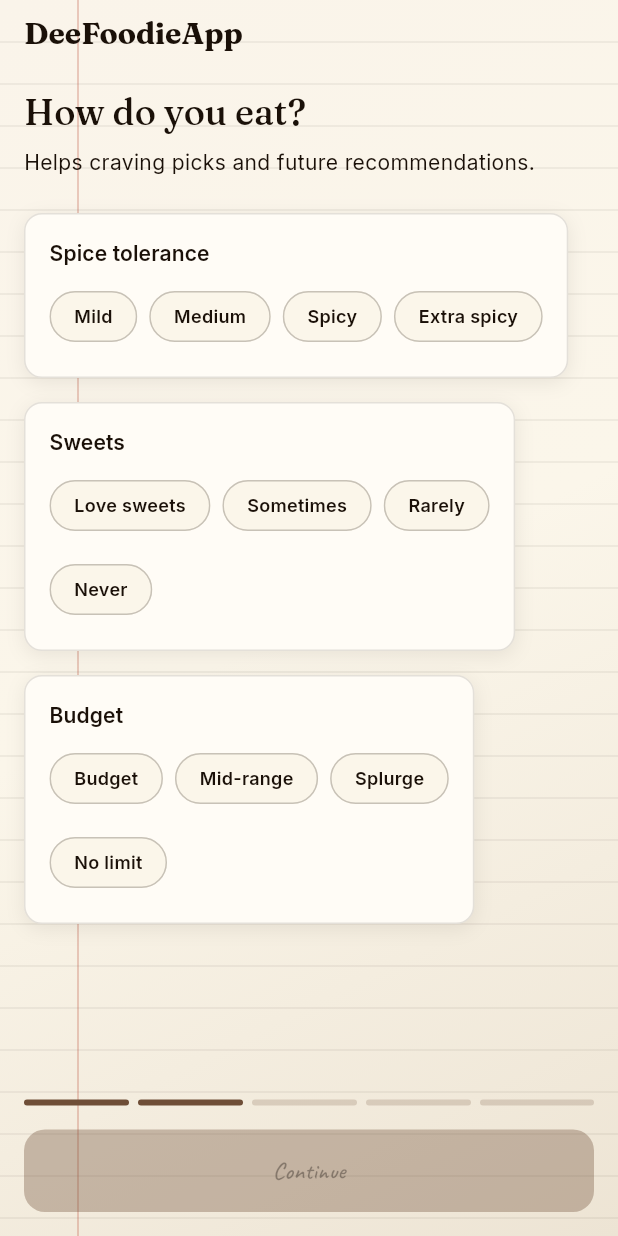
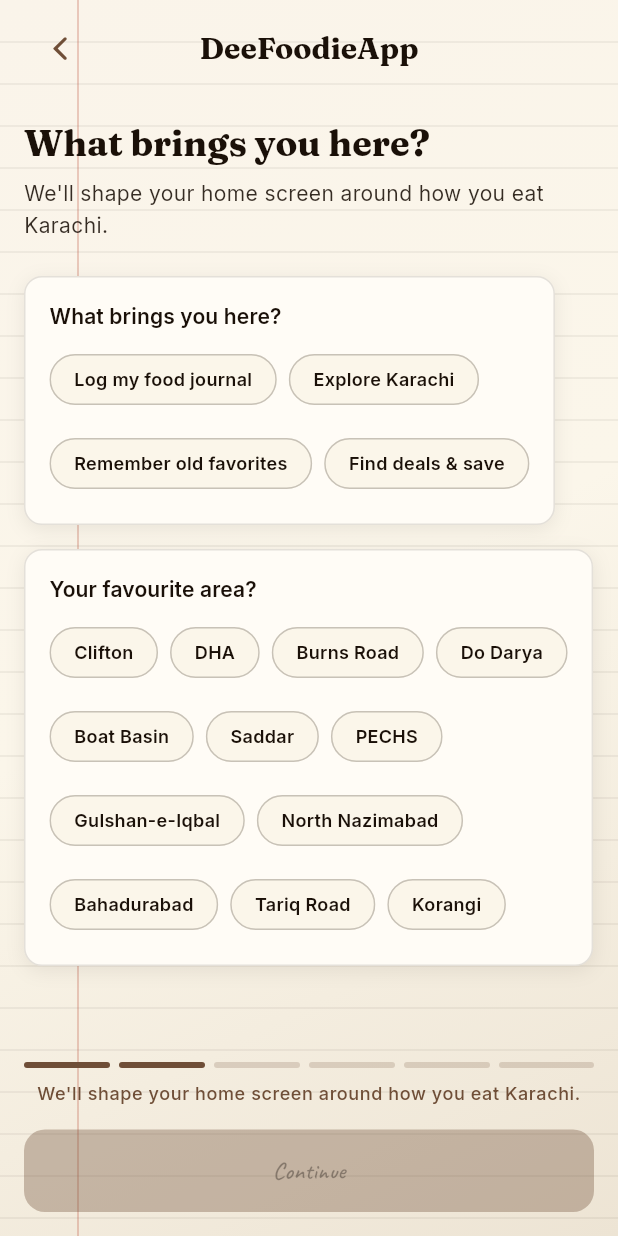
Before and after one commit to shamikhahmed/DeeFoodieApp, a Flutter app: the screen it shows after launch, swiped to page 2, on a phone screen of 412 x 824 dp. Run offline on Flutter 3.47's test engine with Material 3 defaults, Android fonts, the phone set to English and light mode, and no system bars; our stand-ins replace cached_network_image, file_picker, flutter_map, flutter_riverpod, flutter_svg, go_router and 6 more; missing offline and left inert: real_page_flip; network calls fail.

Commit message:
fix(mobile): reorder onboarding flow and wire answers to home
Restore intent, area, craving, and mood steps in logical order; save them to prefs for home personalization; add back navigation, validation hints, and consistent ink text styling.

Co-authored-by: Cursor <cursoragent@cursor.com>

```diff
--- /dev/null
+++ b/mobile/lib/constants/onboarding_options.dart
@@ -0,0 +1,46 @@
+import 'food_visuals.dart';
+
+const onboardingIntentOptions = [
+  'Log my food journal',
+  'Explore Karachi',
+  'Remember old favorites',
+  'Find deals & save',
+];
+
+const onboardingPopularAreas = [
+  'Clifton',
+  'DHA',
+  'Burns Road',
+  'Do Darya',
+  'Boat Basin',
+  'Saddar',
+  'PECHS',
+  'Gulshan-e-Iqbal',
+  'North Nazimabad',
+  'Bahadurabad',
+  'Tariq Road',
+  'Korangi',
+];
+
+const onboardingCravingOptions = [
+  'Biryani',
+  'Nihari',
+  'BBQ',
+  'Chai & Paratha',
+  'Dessert',
+  'Street Food',
+];
+
+const onboardingMoodOptions = [
+  'Friends',
+  'Family',
+  'Date',
+  'Alone',
+  'Late Night',
+  'Celebration',
+];
+
+String onboardingHeroAsset = 'assets/backgrounds/karachi_food_street.jpg';
+
+String cravingPhotoFor(String craving) =>
+    cravingPhotoUrls[craving] ?? foodAccentPhotos['default']!;
--- a/mobile/lib/screens/onboarding_screen.dart
+++ b/mobile/lib/screens/onboarding_screen.dart
@@ -3,7 +3,7 @@ import 'package:flutter/material.dart';
 import 'package:flutter/services.dart';
 import 'package:flutter_riverpod/flutter_riverpod.dart';
 import 'package:go_router/go_router.dart';
-import '../constants/food_visuals.dart';
+import '../constants/onboarding_options.dart';
 import '../l10n/app_localizations.dart';
 import '../providers/app_prefs_provider.dart';
 import '../providers/taste_profile_provider.dart';
@@ -13,7 +13,6 @@ import '../router/app_router.dart';
 import '../theme/app_theme.dart';
 import '../widgets/app_background.dart';
 import '../widgets/glass_surface.dart';
-import '../widgets/onboarding_photo.dart';
 import '../widgets/primary_button.dart';
 
 class OnboardingScreen extends ConsumerStatefulWidget {
@@ -26,6 +25,11 @@ class OnboardingScreen extends ConsumerStatefulWidget {
 class _OnboardingScreenState extends ConsumerState<OnboardingScreen> {
   final _pageController = PageController();
   int _page = 0;
+
+  String _intent = '';
+  String _area = '';
+  String _craving = '';
+  String _mood = '';
   String _gender = '';
   String _spice = '';
   String _sweets = '';
@@ -33,21 +37,39 @@ class _OnboardingScreenState extends ConsumerState<OnboardingScreen> {
   final _cuisinesSelected = <String>{};
   final _cardPrograms = <String>{};
 
-  static const _pageCount = 5;
+  static const _pageCount = 6;
   static const _genders = ['Male', 'Female', 'Non-binary', 'Prefer not to say'];
   static const _spiceLevels = ['Mild', 'Medium', 'Spicy', 'Extra spicy'];
   static const _sweetsPrefs = ['Love sweets', 'Sometimes', 'Rarely', 'Never'];
   static const _budgets = ['Budget', 'Mid-range', 'Splurge', 'No limit'];
-  static const _cuisineOptions = ['Desi', 'Chinese', 'BBQ', 'Biryani', 'Continental', 'Dessert', 'Street Food', 'Seafood'];
-  static const _popularCards = ['golootlo', 'peekaboo', 'hbl_debit', 'hbl_credit', 'meezan_debit', 'ubl_debit', 'paypak', 'jazzcash'];
+  static const _cuisineOptions = [
+    'Desi',
+    'Chinese',
+    'BBQ',
+    'Biryani',
+    'Continental',
+    'Dessert',
+    'Street Food',
+    'Seafood',
+  ];
+  static const _popularCards = [
+    'golootlo',
+    'peekaboo',
+    'hbl_debit',
+    'hbl_credit',
+    'meezan_debit',
+    'ubl_debit',
+    'paypak',
+    'jazzcash',
+  ];
 
   Future<void> _finish() async {
     HapticFeedback.mediumImpact();
     await OnboardingPrefs.save(
-      intent: 'archive',
-      favoriteArea: '',
-      mood: '',
-      craving: '',
+      intent: _intent,
+      favoriteArea: _area,
+      mood: _mood,
+      craving: _craving,
     );
     await ref.read(tasteProfileProvider.notifier).save(TasteProfile(
           gender: _gender,
@@ -73,30 +95,56 @@ class _OnboardingScreenState extends ConsumerState<OnboardingScreen> {
       case 0:
         return true;
       case 1:
+        return _intent.isNotEmpty && _area.isNotEmpty;
+      case 2:
+        return _craving.isNotEmpty;
+      case 3:
         return _spice.isNotEmpty && _sweets.isNotEmpty;
-      case 2:
-        return true;
-      case 3:
+      case 4:
         return _cuisinesSelected.isNotEmpty;
-      case 4:
+      case 5:
         return true;
       default:
         return false;
     }
   }
 
+  String? _blockHint(AppLocalizations l10n) {
+    if (_canContinue) return null;
+    return switch (_page) {
+      1 => _intent.isEmpty ? l10n.onboardingQ1Hint : l10n.onboardingQ2Hint,
+      2 => l10n.onboardingCravingSubtitle,
+      3 => l10n.onboardingTasteSubtitle,
+      4 => l10n.onboardingCuisinesSubtitle,
+      _ => null,
+    };
+  }
+
   void _next() {
+    if (!_canContinue) return;
     if (_page < _pageCount - 1) {
-      _pageController.nextPage(duration: const Duration(milliseconds: 400), curve: Curves.easeOutCubic);
+      _pageController.nextPage(
+        duration: const Duration(milliseconds: 400),
+        curve: Curves.easeOutCubic,
+      );
     } else {
       _finish();
     }
+  }
+
+  void _back() {
+    if (_page == 0) return;
+    _pageController.previousPage(
+      duration: const Duration(milliseconds: 350),
+      curve: Curves.easeOutCubic,
+    );
   }
 
   @override
   Widget build(BuildContext context) {
     final l10n = AppLocalizations.of(context)!;
     final locale = ref.watch(localeProvider);
+    final blockHint = _blockHint(l10n);
 
     return Scaffold(
       backgroundColor: Colors.transparent,
@@ -109,15 +157,33 @@ class _OnboardingScreenState extends ConsumerState<OnboardingScreen> {
                 padding: const EdgeInsets.symmetric(horizontal: AppSpacing.md, vertical: AppSpacing.sm),
                 child: Row(
                   children: [
-                    Text(
+                    if (_page > 0)
+                      IconButton(
+                        onPressed: _back,
+                        icon: const Icon(CupertinoIcons.chevron_back, color: AppColors.coffeeBrown),
+                        tooltip: l10n.onboardingNext,
+                      )
+                    else
+                      const SizedBox(width: 48),
+                    Expanded(
+                      child: Text(
                         l10n.appName,
+                        textAlign: TextAlign.center,
                         style: Theme.of(context).textTheme.titleLarge?.copyWith(
                               color: AppColors.inkBrown,
                               fontWeight: FontWeight.w700,
                             ),
                       ),
-                    const Spacer(),
-                    if (_page == 0) TextButton(onPressed: _finish, child: Text(l10n.onboardingSkip)),
+                    ),
+                    SizedBox(
+                      width: 48,
+                      child: _page == 0
+                          ? TextButton(
+                              onPressed: _finish,
+                              child: Text(l10n.onboardingSkip),
+                            )
+                          : null,
+                    ),
                   ],
                 ),
               ),
@@ -135,27 +201,42 @@ class _OnboardingScreenState extends ConsumerState<OnboardingScreen> {
                       onLanguageTap: () => ref.read(localeProvider.notifier).toggleEnUr(),
                     ),
                     _ChipOnboardPage(
+                      title: l10n.onboardingQ1,
+                      subtitle: l10n.onboardingQ1Hint,
+                      sections: [
+                        _ChipSection(l10n.onboardingQ1, onboardingIntentOptions, _intent, (v) => setState(() => _intent = v)),
+                        _ChipSection(l10n.onboardingQ2, onboardingPopularAreas, _area, (v) => setState(() => _area = v)),
+                      ],
+                    ),
+                    _ChipOnboardPage(
+                      title: l10n.onboardingCravingTitle,
+                      subtitle: l10n.onboardingCravingSubtitle,
+                      sections: [
+                        _ChipSection('Pick one', onboardingCravingOptions, _craving, (v) => setState(() => _craving = v)),
+                        _ChipSection('${l10n.onboardingQ3} (optional)', onboardingMoodOptions, _mood, (v) => setState(() => _mood = v)),
+                      ],
+                    ),
+                    _ChipOnboardPage(
                       title: l10n.onboardingTasteTitle,
                       subtitle: l10n.onboardingTasteSubtitle,
                       sections: [
                         _ChipSection(l10n.tasteSpice, _spiceLevels, _spice, (v) => setState(() => _spice = v)),
                         _ChipSection(l10n.tasteSweets, _sweetsPrefs, _sweets, (v) => setState(() => _sweets = v)),
-                        _ChipSection(l10n.tasteBudget, _budgets, _budget, (v) => setState(() => _budget = v)),
+                        _ChipSection('${l10n.tasteBudget} (optional)', _budgets, _budget, (v) => setState(() => _budget = v)),
                       ],
                     ),
                     _ChipOnboardPage(
-                      title: l10n.onboardingGenderTitle,
-                      subtitle: l10n.onboardingGenderSubtitle,
-                      sections: [
-                        _ChipSection(l10n.tasteGender, _genders, _gender, (v) => setState(() => _gender = v)),
-                      ],
-                    ),
-                    _MultiChipOnboardPage(
                       title: l10n.onboardingCuisinesTitle,
                       subtitle: l10n.onboardingCuisinesSubtitle,
-                      options: _cuisineOptions,
-                      selected: _cuisinesSelected,
-                      onToggle: (v) => setState(() => _cuisinesSelected.contains(v) ? _cuisinesSelected.remove(v) : _cuisinesSelected.add(v)),
+                      sections: [
+                        _MultiChipSection(
+                          l10n.tasteCuisines,
+                          _cuisineOptions,
+                          _cuisinesSelected,
+                          (v) => setState(() => _cuisinesSelected.contains(v) ? _cuisinesSelected.remove(v) : _cuisinesSelected.add(v)),
+                        ),
+                        _ChipSection('${l10n.tasteGender} (optional)', _genders, _gender, (v) => setState(() => _gender = v)),
+                      ],
                     ),
                     _MultiChipOnboardPage(
                       title: l10n.onboardingCardsTitle,
@@ -191,6 +272,15 @@ class _OnboardingScreenState extends ConsumerState<OnboardingScreen> {
                   }),
                 ),
               ),
+              if (blockHint != null)
+                Padding(
+                  padding: const EdgeInsets.fromLTRB(AppSpacing.md, AppSpacing.sm, AppSpacing.md, 0),
+                  child: Text(
+                    blockHint,
+                    textAlign: TextAlign.center,
+                    style: Theme.of(context).textTheme.bodySmall?.copyWith(color: AppColors.coffeeBrown),
+                  ),
+                ),
               Padding(
                 padding: const EdgeInsets.all(AppSpacing.md),
                 child: PrimaryButton(
@@ -206,6 +296,15 @@ class _OnboardingScreenState extends ConsumerState<OnboardingScreen> {
   }
 }
 
+TextStyle? _onboardTitleStyle(BuildContext context) =>
+    Theme.of(context).textTheme.displaySmall?.copyWith(color: AppColors.inkBrown, fontWeight: FontWeight.w700);
+
+TextStyle? _onboardBodyStyle(BuildContext context) =>
+    Theme.of(context).textTheme.bodyMedium?.copyWith(color: AppColors.inkBrown.withValues(alpha: 0.88));
+
+TextStyle? _onboardSectionStyle(BuildContext context) =>
+    Theme.of(context).textTheme.titleSmall?.copyWith(color: AppColors.inkBrown, fontWeight: FontWeight.w600);
+
 class _ChipSection {
   const _ChipSection(this.title, this.options, this.selected, this.onSelect);
   final String title;
@@ -214,11 +313,24 @@ class _ChipSection {
   final ValueChanged<String> onSelect;
 }
 
+class _MultiChipSection {
+  const _MultiChipSection(this.title, this.options, this.selected, this.onToggle);
+  final String title;
+  final List<String> options;
+  final Set<String> selected;
+  final ValueChanged<String> onToggle;
+}
+
 class _ChipOnboardPage extends StatelessWidget {
-  const _ChipOnboardPage({required this.title, required this.subtitle, required this.sections});
+  const _ChipOnboardPage({
+    required this.title,
+    required this.subtitle,
+    required this.sections,
+  });
+
   final String title;
   final String subtitle;
-  final List<_ChipSection> sections;
+  final List<Object> sections;
 
   @override
   Widget build(BuildContext context) {
@@ -227,17 +339,19 @@ class _ChipOnboardPage extends StatelessWidget {
       child: Column(
         crossAxisAlignment: CrossAxisAlignment.start,
         children: [
-          Text(title, style: Theme.of(context).textTheme.displaySmall),
+          Text(title, style: _onboardTitleStyle(context)),
           const SizedBox(height: AppSpacing.sm),
-          Text(subtitle, style: Theme.of(context).textTheme.bodyMedium),
+          Text(subtitle, style: _onboardBodyStyle(context)),
           const SizedBox(height: AppSpacing.lg),
-          ...sections.map((s) => Padding(
+          ...sections.map((s) {
+            if (s is _ChipSection) {
+              return Padding(
                 padding: const EdgeInsets.only(bottom: AppSpacing.md),
                 child: GlassSurface(
                   child: Column(
                     crossAxisAlignment: CrossAxisAlignment.start,
                     children: [
-                      Text(s.title, style: Theme.of(context).textTheme.titleSmall),
+                      Text(s.title, style: _onboardSectionStyle(context)),
                       const SizedBox(height: 8),
                       Wrap(
                         spacing: 8,
@@ -254,7 +368,34 @@ class _ChipOnboardPage extends StatelessWidget {
                     ],
                   ),
                 ),
-              )),
+              );
+            }
+            final m = s as _MultiChipSection;
+            return Padding(
+              padding: const EdgeInsets.only(bottom: AppSpacing.md),
+              child: GlassSurface(
+                child: Column(
+                  crossAxisAlignment: CrossAxisAlignment.start,
+                  children: [
+                    Text(m.title, style: _onboardSectionStyle(context)),
+                    const SizedBox(height: 8),
+                    Wrap(
+                      spacing: 8,
+                      runSpacing: 8,
+                      children: m.options.map((o) => FilterChip(
+                            label: Text(o),
+                            selected: m.selected.contains(o),
+                            onSelected: (_) {
+                              HapticFeedback.selectionClick();
+                              m.onToggle(o);
+                            },
+                          )).toList(),
+                    ),
+                  ],
+                ),
+              ),
+            );
+          }),
         ],
       ),
     );
@@ -283,9 +424,9 @@ class _MultiChipOnboardPage extends StatelessWidget {
       child: Column(
         crossAxisAlignment: CrossAxisAlignment.start,
         children: [
-          Text(title, style: Theme.of(context).textTheme.displaySmall),
+          Text(title, style: _onboardTitleStyle(context)),
           const SizedBox(height: AppSpacing.sm),
-          Text(subtitle, style: Theme.of(context).textTheme.bodyMedium),
+          Text(subtitle, style: _onboardBodyStyle(context)),
           const SizedBox(height: AppSpacing.lg),
           GlassSurface(
             child: Wrap(
@@ -330,9 +471,14 @@ class _WelcomePage extends StatelessWidget {
         children: [
           Align(
             alignment: Alignment.center,
-            child: SizedBox(
+            child: ClipRRect(
+              borderRadius: BorderRadius.circular(18),
+              child: Image.asset(
+                onboardingHeroAsset,
                 width: 260,
-              child: OnboardingPhoto(url: onboardingHeroPhoto, height: 108, borderRadius: 18),
+                height: 108,
+                fit: BoxFit.cover,
+              ),
             ),
           ),
           const SizedBox(height: AppSpacing.lg),
```
Lines whose indentation alone changed are shown as unchanged.
